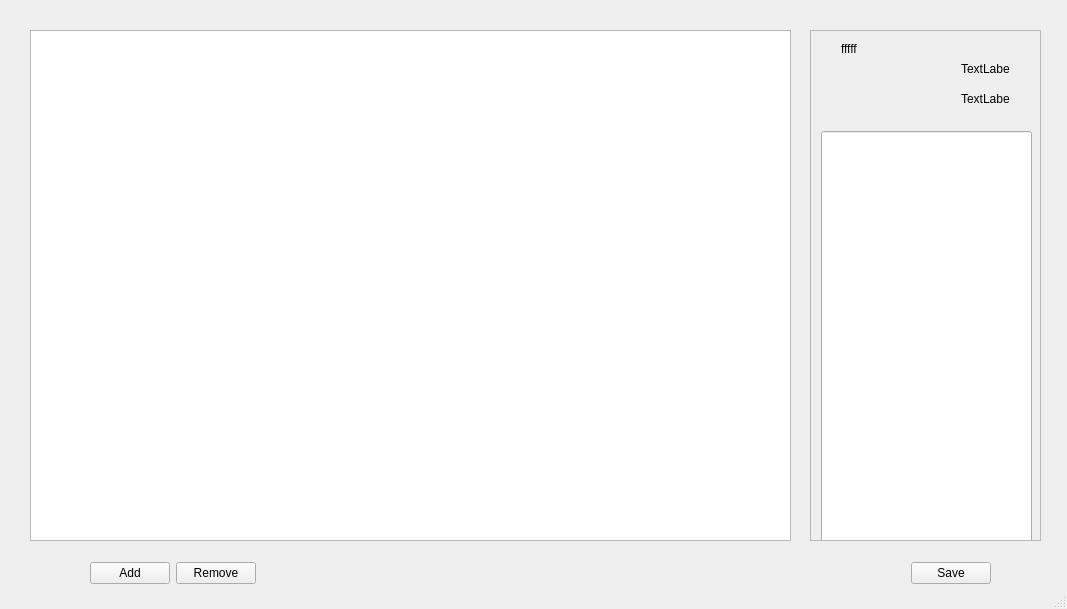
alternator0/qtbugtracker, file mainwindow.ui: the form before one commit.
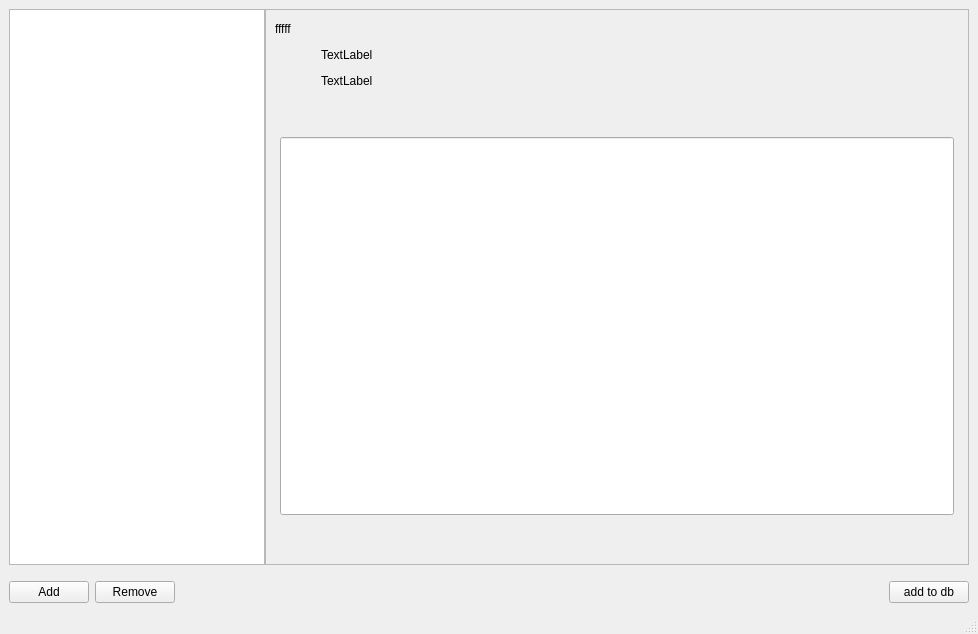
The form after the commit.

Commit message: added simple ui added basic functions connected libpqxx

```diff
--- a/mainwindow.ui
+++ b/mainwindow.ui
@@ -6,22 +6,64 @@
    <rect>
     <x>0</x>
     <y>0</y>
-    <width>1067</width>
-    <height>609</height>
+    <width>978</width>
+    <height>634</height>
    </rect>
   </property>
   <property name="windowTitle">
    <string>MainWindow</string>
   </property>
   <widget class="QWidget" name="centralwidget">
+   <layout class="QGridLayout" name="gridLayout">
+    <item row="0" column="0">
+     <layout class="QVBoxLayout" name="verticalLayout_2" stretch="15,0,0">
+      <property name="spacing">
+       <number>6</number>
+      </property>
+      <item>
+       <widget class="QSplitter" name="splitter">
+        <property name="orientation">
+         <enum>Qt::Horizontal</enum>
+        </property>
+        <property name="opaqueResize">
+         <bool>true</bool>
+        </property>
+        <property name="handleWidth">
+         <number>0</number>
+        </property>
    <widget class="QTableView" name="tableView">
-    <property name="geometry">
-     <rect>
-      <x>30</x>
-      <y>30</y>
-      <width>761</width>
-      <height>511</height>
-     </rect>
+         <property name="sizePolicy">
+          <sizepolicy hsizetype="Expanding" vsizetype="Expanding">
+           <horstretch>0</horstretch>
+           <verstretch>0</verstretch>
+          </sizepolicy>
+         </property>
+         <property name="minimumSize">
+          <size>
+           <width>0</width>
+           <height>0</height>
+          </size>
+         </property>
+         <property name="sizeIncrement">
+          <size>
+           <width>0</width>
+           <height>0</height>
+          </size>
+         </property>
+         <property name="baseSize">
+          <size>
+           <width>0</width>
+           <height>0</height>
+          </size>
+         </property>
+         <property name="layoutDirection">
+          <enum>Qt::LeftToRight</enum>
+         </property>
+         <property name="frameShape">
+          <enum>QFrame::StyledPanel</enum>
+         </property>
+         <property name="frameShadow">
+          <enum>QFrame::Sunken</enum>
     </property>
     <property name="sizeAdjustPolicy">
      <enum>QAbstractScrollArea::AdjustIgnored</enum>
@@ -29,15 +71,43 @@
     <property name="sortingEnabled">
      <bool>true</bool>
     </property>
+         <attribute name="horizontalHeaderStretchLastSection">
+          <bool>true</bool>
+         </attribute>
+         <attribute name="verticalHeaderStretchLastSection">
+          <bool>false</bool>
+         </attribute>
    </widget>
    <widget class="QScrollArea" name="scrollArea">
-    <property name="geometry">
-     <rect>
-      <x>810</x>
-      <y>30</y>
-      <width>231</width>
-      <height>511</height>
-     </rect>
+         <property name="enabled">
+          <bool>true</bool>
+         </property>
+         <property name="sizePolicy">
+          <sizepolicy hsizetype="Preferred" vsizetype="Expanding">
+           <horstretch>3</horstretch>
+           <verstretch>0</verstretch>
+          </sizepolicy>
+         </property>
+         <property name="minimumSize">
+          <size>
+           <width>200</width>
+           <height>0</height>
+          </size>
+         </property>
+         <property name="sizeIncrement">
+          <size>
+           <width>0</width>
+           <height>0</height>
+          </size>
+         </property>
+         <property name="baseSize">
+          <size>
+           <width>200</width>
+           <height>0</height>
+          </size>
+         </property>
+         <property name="sizeAdjustPolicy">
+          <enum>QAbstractScrollArea::AdjustToContentsOnFirstShow</enum>
     </property>
     <property name="widgetResizable">
      <bool>true</bool>
@@ -47,19 +117,21 @@
       <rect>
        <x>0</x>
        <y>0</y>
-       <width>229</width>
-       <height>509</height>
-      </rect>
-     </property>
+            <width>700</width>
+            <height>542</height>
+           </rect>
+          </property>
+          <layout class="QVBoxLayout" name="verticalLayout" stretch="0,10">
+           <item>
+            <layout class="QFormLayout" name="formLayout">
+             <property name="labelAlignment">
+              <set>Qt::AlignLeading|Qt::AlignLeft|Qt::AlignVCenter</set>
+             </property>
+             <property name="formAlignment">
+              <set>Qt::AlignLeading|Qt::AlignLeft|Qt::AlignTop</set>
+             </property>
+             <item row="0" column="0">
      <widget class="QLabel" name="label">
-      <property name="geometry">
-       <rect>
-        <x>30</x>
-        <y>10</y>
-        <width>49</width>
-        <height>16</height>
-       </rect>
-      </property>
       <property name="text">
        <string>fffff</string>
       </property>
@@ -67,40 +139,134 @@
        <set>Qt::LinksAccessibleByMouse|Qt::TextEditable|Qt::TextEditorInteraction|Qt::TextSelectableByKeyboard|Qt::TextSelectableByMouse</set>
       </property>
      </widget>
+             </item>
+             <item row="0" column="1">
+              <spacer name="horizontalSpacer_6">
+               <property name="orientation">
+                <enum>Qt::Horizontal</enum>
+               </property>
+               <property name="sizeHint" stdset="0">
+                <size>
+                 <width>40</width>
+                 <height>20</height>
+                </size>
+               </property>
+              </spacer>
+             </item>
+             <item row="1" column="0">
+              <spacer name="horizontalSpacer_5">
+               <property name="orientation">
+                <enum>Qt::Horizontal</enum>
+               </property>
+               <property name="sizeHint" stdset="0">
+                <size>
+                 <width>40</width>
+                 <height>20</height>
+                </size>
+               </property>
+              </spacer>
+             </item>
+             <item row="1" column="1">
      <widget class="QLabel" name="label_2">
-      <property name="geometry">
-       <rect>
-        <x>150</x>
-        <y>30</y>
-        <width>49</width>
-        <height>16</height>
-       </rect>
-      </property>
       <property name="text">
        <string>TextLabel</string>
       </property>
      </widget>
+             </item>
+             <item row="2" column="0">
+              <spacer name="horizontalSpacer_4">
+               <property name="orientation">
+                <enum>Qt::Horizontal</enum>
+               </property>
+               <property name="sizeHint" stdset="0">
+                <size>
+                 <width>40</width>
+                 <height>20</height>
+                </size>
+               </property>
+              </spacer>
+             </item>
+             <item row="2" column="1">
      <widget class="QLabel" name="label_3">
-      <property name="geometry">
-       <rect>
-        <x>150</x>
-        <y>60</y>
-        <width>49</width>
-        <height>16</height>
-       </rect>
+               <property name="layoutDirection">
+                <enum>Qt::LeftToRight</enum>
       </property>
       <property name="text">
        <string>TextLabel</string>
       </property>
      </widget>
+             </item>
+            </layout>
+           </item>
+           <item>
+            <layout class="QGridLayout" name="gridLayout_3" columnstretch="0,1,0">
+             <item row="1" column="0">
+              <spacer name="horizontalSpacer_2">
+               <property name="orientation">
+                <enum>Qt::Horizontal</enum>
+               </property>
+               <property name="sizeHint" stdset="0">
+                <size>
+                 <width>5</width>
+                 <height>20</height>
+                </size>
+               </property>
+              </spacer>
+             </item>
+             <item row="0" column="1">
+              <spacer name="verticalSpacer_2">
+               <property name="orientation">
+                <enum>Qt::Vertical</enum>
+               </property>
+               <property name="sizeType">
+                <enum>QSizePolicy::Fixed</enum>
+               </property>
+               <property name="sizeHint" stdset="0">
+                <size>
+                 <width>20</width>
+                 <height>40</height>
+                </size>
+               </property>
+              </spacer>
+             </item>
+             <item row="1" column="2">
+              <spacer name="horizontalSpacer_3">
+               <property name="orientation">
+                <enum>Qt::Horizontal</enum>
+               </property>
+               <property name="sizeHint" stdset="0">
+                <size>
+                 <width>5</width>
+                 <height>20</height>
+                </size>
+               </property>
+              </spacer>
+             </item>
+             <item row="1" column="1">
      <widget class="QLineEdit" name="lineEdit">
-      <property name="geometry">
-       <rect>
-        <x>10</x>
-        <y>100</y>
-        <width>211</width>
-        <height>521</height>
-       </rect>
+               <property name="sizePolicy">
+                <sizepolicy hsizetype="Expanding" vsizetype="Expanding">
+                 <horstretch>0</horstretch>
+                 <verstretch>0</verstretch>
+                </sizepolicy>
+               </property>
+               <property name="minimumSize">
+                <size>
+                 <width>0</width>
+                 <height>0</height>
+                </size>
+               </property>
+               <property name="sizeIncrement">
+                <size>
+                 <width>0</width>
+                 <height>0</height>
+                </size>
+               </property>
+               <property name="baseSize">
+                <size>
+                 <width>0</width>
+                 <height>0</height>
+                </size>
       </property>
       <property name="text">
        <string/>
@@ -111,18 +277,51 @@
       <property name="readOnly">
        <bool>false</bool>
       </property>
-     </widget>
-    </widget>
-   </widget>
-   <widget class="QWidget" name="layoutWidget">
-    <property name="geometry">
-     <rect>
-      <x>90</x>
-      <y>560</y>
-      <width>901</width>
-      <height>26</height>
-     </rect>
-    </property>
+               <property name="cursorMoveStyle">
+                <enum>Qt::VisualMoveStyle</enum>
+               </property>
+              </widget>
+             </item>
+             <item row="2" column="1">
+              <spacer name="verticalSpacer_3">
+               <property name="orientation">
+                <enum>Qt::Vertical</enum>
+               </property>
+               <property name="sizeType">
+                <enum>QSizePolicy::Fixed</enum>
+               </property>
+               <property name="sizeHint" stdset="0">
+                <size>
+                 <width>20</width>
+                 <height>40</height>
+                </size>
+               </property>
+              </spacer>
+             </item>
+            </layout>
+           </item>
+          </layout>
+         </widget>
+        </widget>
+       </widget>
+      </item>
+      <item>
+       <spacer name="verticalSpacer">
+        <property name="orientation">
+         <enum>Qt::Vertical</enum>
+        </property>
+        <property name="sizeType">
+         <enum>QSizePolicy::Expanding</enum>
+        </property>
+        <property name="sizeHint" stdset="0">
+         <size>
+          <width>20</width>
+          <height>10</height>
+         </size>
+        </property>
+       </spacer>
+      </item>
+      <item>
     <layout class="QHBoxLayout" name="horizontalLayout">
      <item>
       <widget class="QPushButton" name="pushButton">
@@ -154,12 +353,15 @@
      <item>
       <widget class="QPushButton" name="pushButton_3">
        <property name="text">
-        <string>Save</string>
+           <string>add to db</string>
        </property>
       </widget>
      </item>
     </layout>
-   </widget>
+      </item>
+     </layout>
+    </item>
+   </layout>
   </widget>
   <widget class="QStatusBar" name="statusbar"/>
  </widget>
```
Lines whose indentation alone changed are shown as unchanged. The commit also changes 6 other files.
